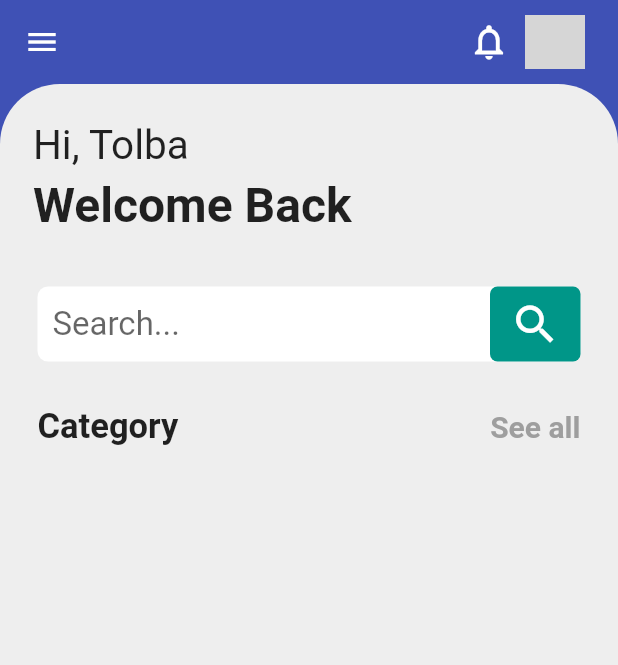
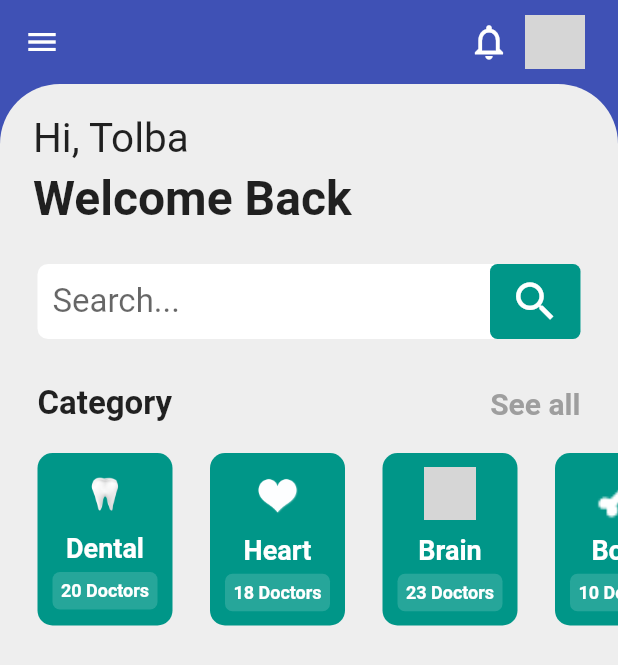
Before and after one commit to Tolbaax/dr_Appointment, a Flutter app: the screen it shows after launch, on a phone screen of 412 x 824 dp. Shown: the top 665 px of the screen. Run offline on Flutter 3.47's test engine with Material 2 defaults, Android fonts, the phone set to English and light mode, and no system bars; grey boxes are pictures that could not be loaded.

Commit message:
Initial commit

```diff
--- /dev/null
+++ b/lib/Model/CategoryModel.dart
@@ -0,0 +1,7 @@
+
+class CategoryModel{
+  String? categoryImageUrl;
+  String? categoryNames;
+  String? drNumber;
+  CategoryModel({this.categoryImageUrl,this.categoryNames,this.drNumber});
+}
--- a/lib/Screens/HomeScreen.dart
+++ b/lib/Screens/HomeScreen.dart
@@ -1,13 +1,19 @@
 
+import 'package:de_appointment/Model/CategoryModel.dart';
+import 'package:de_appointment/Widgets/CategoryWidget.dart';
 import 'package:flutter/material.dart';
 
 class HomeScreen extends StatefulWidget {
   const HomeScreen({Key? key}) : super(key: key);
-
   @override
   _HomeScreenState createState() => _HomeScreenState();
 }
-
+List<CategoryModel>category=[
+  CategoryModel(categoryImageUrl: 'images/tooth.png',categoryNames: 'Dental',drNumber: '20 Doctors'),
+  CategoryModel(categoryImageUrl: 'images/heart.png',categoryNames: 'Heart',drNumber: '18 Doctors'),
+  CategoryModel(categoryImageUrl: 'images/Brain1.png',categoryNames: 'Brain',drNumber: '23 Doctors'),
+  CategoryModel(categoryImageUrl: 'images/bone.png',categoryNames: 'Bone',drNumber: '10 Doctors'),
+];
 class _HomeScreenState extends State<HomeScreen> {
   @override
   Widget build(BuildContext context) {
@@ -42,7 +48,7 @@ class _HomeScreenState extends State<HomeScreen> {
           crossAxisAlignment: CrossAxisAlignment.start,
           children: [
             Container(
-              margin:const EdgeInsets.only(left:22,top: 25),
+              margin:const EdgeInsets.only(left:22,top: 20),
               child:const Text('Hi, Tolba',style: TextStyle(fontSize: 27),),
             ),
             Container(
@@ -51,7 +57,7 @@ class _HomeScreenState extends State<HomeScreen> {
             ),
             Container(
               height: 50,width: MediaQuery.of(context).size.width,
-              margin:const EdgeInsets.only(left: 25,right: 25,top: 35),
+              margin:const EdgeInsets.only(left: 25,right: 25,top: 25),
               decoration: BoxDecoration(
                 color: Colors.white,
                 borderRadius: BorderRadius.circular(7)
@@ -91,12 +97,23 @@ class _HomeScreenState extends State<HomeScreen> {
               padding: const EdgeInsets.only(left: 25,right: 25,top: 30),
               child: Row(
                 children:const [
-                  Text('Category',style: TextStyle(fontSize: 23,fontWeight: FontWeight.w700),),
+                  Text('Category',style: TextStyle(fontSize: 22,fontWeight: FontWeight.w700),),
                   Spacer(),
                   Text('See all',style: TextStyle(fontSize: 20,fontWeight: FontWeight.w600,color: Colors.grey),),
                 ],
               ),
-            )
+            ),
+            SizedBox(
+              height: 135,
+              child: ListView.builder(
+                  shrinkWrap: true,
+                  itemCount: category.length,
+                  scrollDirection: Axis.horizontal,
+                  itemBuilder: (context,index)
+                  {
+                    return CategoryWidget(category: category[index],);
+                  }),
+            ),
           ],
         ),
       ),
--- a/lib/Widgets/CategoryWidget.dart
+++ b/lib/Widgets/CategoryWidget.dart
@@ -1,9 +1,10 @@
 
+import 'package:de_appointment/Model/CategoryModel.dart';
 import 'package:flutter/material.dart';
 
 class CategoryWidget extends StatefulWidget {
-  const CategoryWidget({Key? key}) : super(key: key);
-
+   final CategoryModel? category;
+   const CategoryWidget({Key? key, this.category}) : super(key: key);
   @override
   _CategoryWidgetState createState() => _CategoryWidgetState();
 }
@@ -11,6 +12,32 @@ class CategoryWidget extends StatefulWidget {
 class _CategoryWidgetState extends State<CategoryWidget> {
   @override
   Widget build(BuildContext context) {
-    return Container();
+    return Container(
+      margin:const EdgeInsets.only(left: 25,top: 20),
+      height: 120,width: 90,
+      decoration: BoxDecoration(
+        borderRadius: BorderRadius.circular(10),
+        color: Colors.teal,
+      ),
+      child: Column(
+        crossAxisAlignment: CrossAxisAlignment.center,
+        mainAxisAlignment: MainAxisAlignment.center,
+        children: [
+           Image.asset(widget.category!.categoryImageUrl!,fit: BoxFit.fill,width: 35,),
+           Padding(
+             padding: const EdgeInsets.only(top: 10,bottom: 5),
+             child: Text(widget.category!.categoryNames!,style: const TextStyle(fontSize: 18,fontWeight: FontWeight.w600,color: Colors.white),),
+           ),
+          Container(
+              width: 70,height: 25,
+              decoration: BoxDecoration(
+                  borderRadius: BorderRadius.circular(5),
+                  color: Colors.teal.shade400
+              ),
+              child:Center(child: Text(widget.category!.drNumber!,style:const TextStyle(color: Colors.white,fontSize: 12,fontWeight: FontWeight.w600),))
+          )
+        ],
+      ),
+    );
   }
 }
--- a/pubspec.yaml
+++ b/pubspec.yaml
@@ -35,6 +35,8 @@ dependencies:
   # Use with the CupertinoIcons class for iOS style icons.
   cupertino_icons: ^1.0.2
 
+  flutter_screenutil:
+
 dev_dependencies:
   flutter_test:
     sdk: flutter
@@ -60,6 +62,10 @@ flutter:
   # To add assets to your application, add an assets section, like this:
   assets:
      - images/1.jpg
+     - images/bone.png
+     - images/tooth.png
+     - images/heart.png
+     - images/brain1.png
 
   # An image asset can refer to one or more resolution-specific "variants", see
   # https://flutter.dev/assets-and-images/#resolution-aware.
```
Also changed, not shown: images/bone.png (added), images/brain1.png (added), images/heart.png (added), images/tooth.png (added), pubspec.lock.
